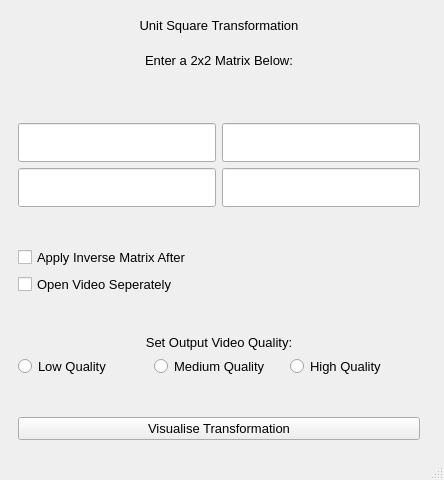
Qt form unit_square.ui (KallaxenC/LinearLab) before a commit.
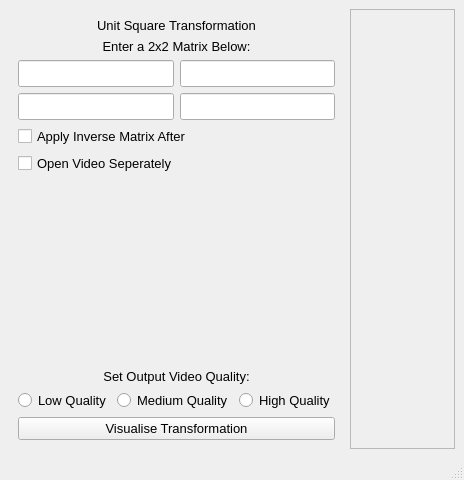
The same form after that commit.

The edit to the form file:
```diff
--- a/unit_square.ui
+++ b/unit_square.ui
@@ -6,7 +6,7 @@
    <rect>
     <x>0</x>
     <y>0</y>
-    <width>444</width>
+    <width>464</width>
     <height>480</height>
    </rect>
   </property>
@@ -24,14 +24,14 @@
     <item row="0" column="0">
      <widget class="QFrame" name="settings_frame">
       <layout class="QGridLayout" name="gridLayout_3">
-       <item row="9" column="0">
+       <item row="5" column="0">
         <widget class="QCheckBox" name="seperateVideo_checkBox">
          <property name="text">
           <string>Open Video Seperately</string>
          </property>
         </widget>
        </item>
-       <item row="11" column="0">
+       <item row="7" column="0">
         <widget class="QLabel" name="label_3">
          <property name="text">
           <string>Set Output Video Quality:</string>
@@ -41,33 +41,7 @@
          </property>
         </widget>
        </item>
-       <item row="4" column="0">
-        <spacer name="verticalSpacer_2">
-         <property name="orientation">
-          <enum>Qt::Vertical</enum>
-         </property>
-         <property name="sizeHint" stdset="0">
-          <size>
-           <width>20</width>
-           <height>40</height>
-          </size>
-         </property>
-        </spacer>
-       </item>
-       <item row="13" column="0">
-        <spacer name="verticalSpacer">
-         <property name="orientation">
-          <enum>Qt::Vertical</enum>
-         </property>
-         <property name="sizeHint" stdset="0">
-          <size>
-           <width>20</width>
-           <height>60</height>
-          </size>
-         </property>
-        </spacer>
-       </item>
-       <item row="5" column="0">
+       <item row="2" column="0">
         <layout class="QGridLayout" name="gridLayout_2">
          <item row="0" column="1">
           <widget class="QLineEdit" name="b_value">
@@ -85,10 +59,7 @@
            </property>
            <property name="font">
             <font>
-             <family>Arial</family>
-             <pointsize>20</pointsize>
-             <weight>50</weight>
-             <bold>false</bold>
+             <pointsize>12</pointsize>
             </font>
            </property>
            <property name="acceptDrops">
@@ -118,10 +89,7 @@
            </property>
            <property name="font">
             <font>
-             <family>Arial</family>
-             <pointsize>20</pointsize>
-             <weight>50</weight>
-             <bold>false</bold>
+             <pointsize>12</pointsize>
             </font>
            </property>
            <property name="acceptDrops">
@@ -151,10 +119,7 @@
            </property>
            <property name="font">
             <font>
-             <family>Arial</family>
-             <pointsize>20</pointsize>
-             <weight>50</weight>
-             <bold>false</bold>
+             <pointsize>12</pointsize>
             </font>
            </property>
            <property name="acceptDrops">
@@ -184,10 +149,7 @@
            </property>
            <property name="font">
             <font>
-             <family>Arial</family>
-             <pointsize>20</pointsize>
-             <weight>50</weight>
-             <bold>false</bold>
+             <pointsize>12</pointsize>
             </font>
            </property>
            <property name="acceptDrops">
@@ -203,18 +165,46 @@
          </item>
         </layout>
        </item>
-       <item row="1" column="0">
-        <spacer name="verticalSpacer_3">
-         <property name="orientation">
-          <enum>Qt::Vertical</enum>
+       <item row="8" column="0">
+        <layout class="QGridLayout" name="gridLayout">
+         <item row="1" column="1">
+          <widget class="QRadioButton" name="mediumQuality_radiobox">
+           <property name="text">
+            <string>Medium Quality</string>
+           </property>
+           <attribute name="buttonGroup">
+            <string notr="true">quality_buttonGroup</string>
+           </attribute>
+          </widget>
+         </item>
+         <item row="1" column="0">
+          <widget class="QRadioButton" name="lowQuality_radiobox">
+           <property name="text">
+            <string>Low Quality</string>
+           </property>
+           <attribute name="buttonGroup">
+            <string notr="true">quality_buttonGroup</string>
+           </attribute>
+          </widget>
+         </item>
+         <item row="1" column="2">
+          <widget class="QRadioButton" name="highQuality_radiobox">
+           <property name="text">
+            <string>High Quality</string>
+           </property>
+           <attribute name="buttonGroup">
+            <string notr="true">quality_buttonGroup</string>
+           </attribute>
+          </widget>
+         </item>
+        </layout>
+       </item>
+       <item row="9" column="0">
+        <widget class="QPushButton" name="visualiseButton">
+         <property name="text">
+          <string>Visualise Transformation</string>
          </property>
-         <property name="sizeHint" stdset="0">
-          <size>
-           <width>20</width>
-           <height>40</height>
-          </size>
-         </property>
-        </spacer>
+        </widget>
        </item>
        <item row="0" column="0">
         <widget class="QLabel" name="label">
@@ -232,7 +222,7 @@
          </property>
         </widget>
        </item>
-       <item row="2" column="0">
+       <item row="1" column="0">
         <widget class="QLabel" name="label_2">
          <property name="text">
           <string>Enter a 2x2 Matrix Below:</string>
@@ -242,15 +232,8 @@
          </property>
         </widget>
        </item>
-       <item row="14" column="0">
-        <widget class="QPushButton" name="visualiseButton">
-         <property name="text">
-          <string>Visualise Transformation</string>
-         </property>
-        </widget>
-       </item>
        <item row="6" column="0">
-        <spacer name="verticalSpacer_4">
+        <spacer name="verticalSpacer_5">
          <property name="orientation">
           <enum>Qt::Vertical</enum>
          </property>
@@ -263,72 +246,12 @@
         </spacer>
        </item>
        <item row="3" column="0">
-        <spacer name="verticalSpacer_6">
-         <property name="orientation">
-          <enum>Qt::Vertical</enum>
-         </property>
-         <property name="sizeHint" stdset="0">
-          <size>
-           <width>20</width>
-           <height>60</height>
-          </size>
-         </property>
-        </spacer>
-       </item>
-       <item row="12" column="0">
-        <layout class="QGridLayout" name="gridLayout">
-         <item row="1" column="1">
-          <widget class="QRadioButton" name="mediumQuality_radiobox">
-           <property name="text">
-            <string>Medium Quality</string>
-           </property>
-           <attribute name="buttonGroup">
-            <string notr="true">quality_buttonGroup</string>
-           </attribute>
-          </widget>
-         </item>
-         <item row="1" column="0">
-          <widget class="QRadioButton" name="lowQuality_radiobox">
-           <property name="text">
-            <string>Low Quality</string>
-           </property>
-           <attribute name="buttonGroup">
-            <string notr="true">quality_buttonGroup</string>
-           </attribute>
-          </widget>
-         </item>
-         <item row="1" column="2">
-          <widget class="QRadioButton" name="highQuality_radiobox">
-           <property name="text">
-            <string>High Quality</string>
-           </property>
-           <attribute name="buttonGroup">
-            <string notr="true">quality_buttonGroup</string>
-           </attribute>
-          </widget>
-         </item>
-        </layout>
-       </item>
-       <item row="7" column="0">
         <widget class="QCheckBox" name="inverseMatrix_checkBox">
          <property name="text">
           <string>Apply Inverse Matrix After</string>
          </property>
         </widget>
        </item>
-       <item row="10" column="0">
-        <spacer name="verticalSpacer_5">
-         <property name="orientation">
-          <enum>Qt::Vertical</enum>
-         </property>
-         <property name="sizeHint" stdset="0">
-          <size>
-           <width>20</width>
-           <height>60</height>
-          </size>
-         </property>
-        </spacer>
-       </item>
       </layout>
      </widget>
     </item>
```
Left out of the diff: 4 changed lines with no effect on the pictures.
